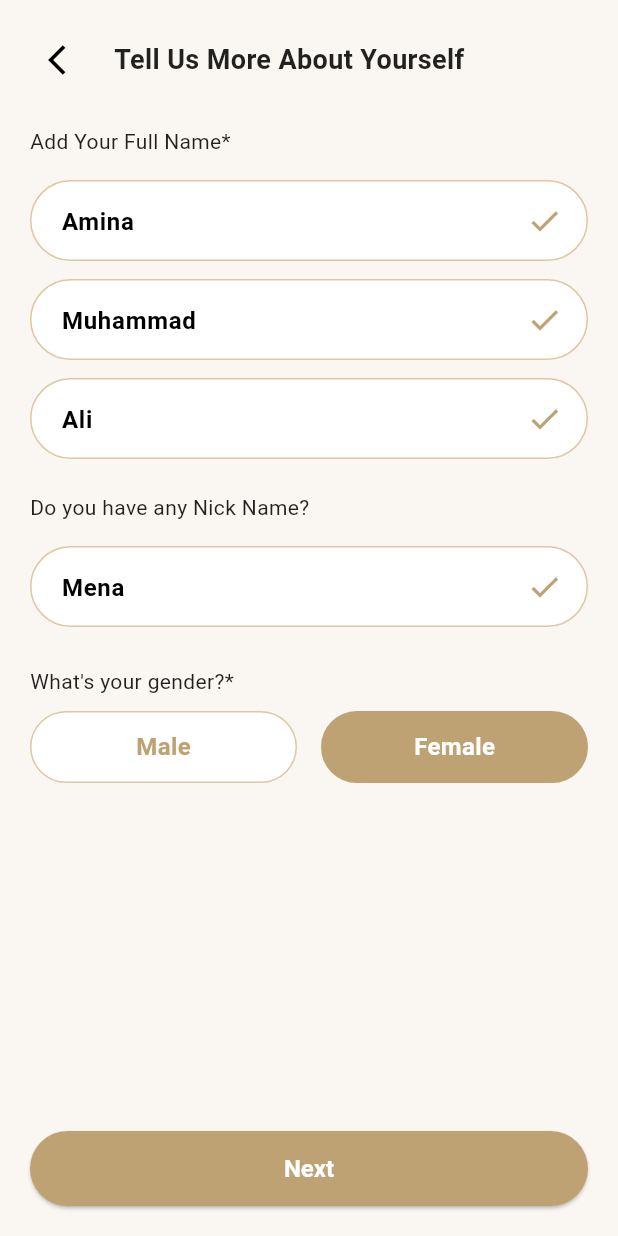
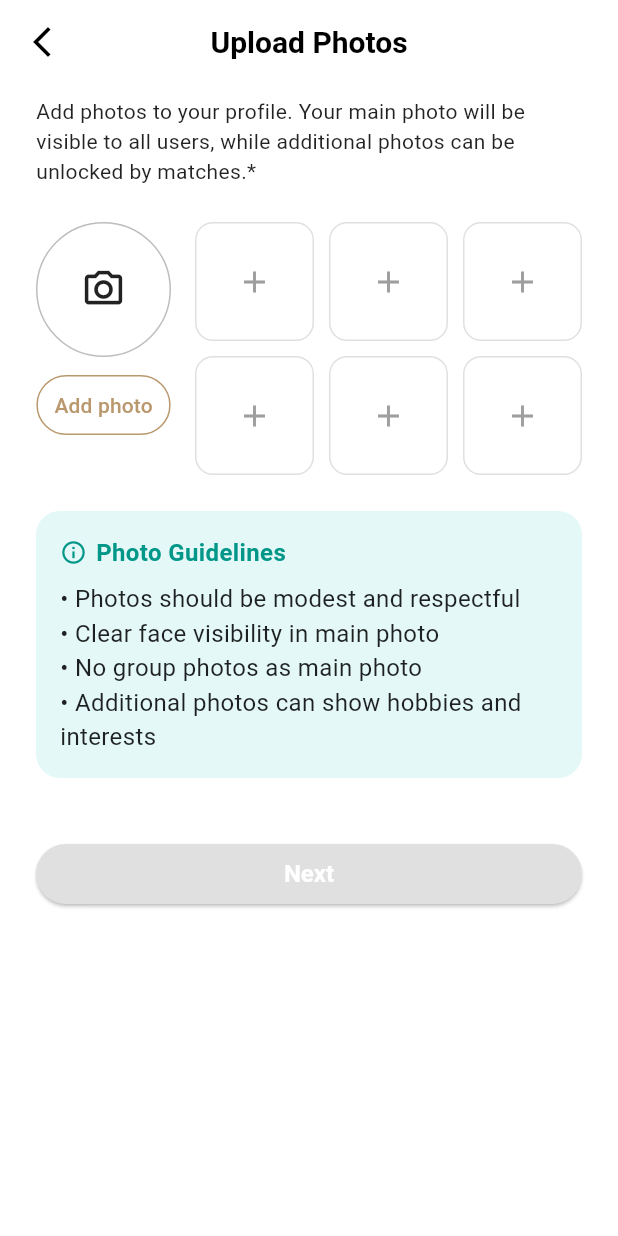
Before and after one commit to muhammadhamza67/nikahplus, a Flutter app: the UserInfoScreen screen opened by its route, after a tap on "Next", on a phone screen of 412 x 824 dp. Run offline on Flutter 3.47's test engine with Material 3 defaults, Android fonts, the phone set to English and light mode, and no system bars; our stand-ins replace font_awesome_flutter, image_picker; Roboto replaces fonts that are missing (Poppins); statements that could not run were skipped.

Commit message:
Update UploadPhotosScreen UI and image picker logic

```diff
--- /dev/null
+++ b/lib/screens/upload_photos_screen.dart
@@ -0,0 +1,225 @@
+import 'dart:io';
+import 'package:flutter/material.dart';
+import 'package:image_picker/image_picker.dart';
+
+const Color goldColor = Color(0xFFFFD700);
+const Color buttonColor = Color(0xFFB9986D);
+
+class UploadPhotosScreen extends StatefulWidget {
+  const UploadPhotosScreen({super.key});
+
+  @override
+  State<UploadPhotosScreen> createState() => _UploadPhotosScreenState();
+}
+
+class _UploadPhotosScreenState extends State<UploadPhotosScreen> {
+  File? profileImage;
+  final List<File?> additionalImages = List.filled(6, null);
+  final ImagePicker _picker = ImagePicker();
+
+  Future<void> pickImage({required bool isProfile, int? index}) async {
+    final XFile? picked = await _picker.pickImage(source: ImageSource.gallery);
+    if (picked != null) {
+      setState(() {
+        if (isProfile) {
+          profileImage = File(picked.path);
+        } else if (index != null) {
+          additionalImages[index] = File(picked.path);
+        }
+      });
+    }
+  }
+
+  bool _isFormValid() {
+    return profileImage != null || additionalImages.any((img) => img != null);
+  }
+
+  @override
+  Widget build(BuildContext context) {
+    return Scaffold(
+      backgroundColor: Colors.white,
+
+      appBar: AppBar(
+        backgroundColor: Colors.white,
+        elevation: 0,
+        leading: IconButton(
+          icon: const Icon(Icons.arrow_back_ios_new, color: Colors.black),
+          onPressed: () => Navigator.pop(context),
+        ),
+        title: const Text(
+          'Upload Photos',
+          style: TextStyle(
+            fontSize: 20,
+            fontWeight: FontWeight.bold,
+            color: Colors.black,
+          ),
+        ),
+        centerTitle: true,
+      ),
+
+      body: SafeArea(
+        child: SingleChildScrollView(
+          child: Padding(
+            padding: const EdgeInsets.symmetric(horizontal: 24.0),
+            child: Column(
+              crossAxisAlignment: CrossAxisAlignment.start,
+              children: [
+                const SizedBox(height: 8),
+
+                const Text(
+                  'Add photos to your profile. Your main photo will be visible to all users, while additional photos can be unlocked by matches.*',
+                  style: TextStyle(fontSize: 14, color: Colors.black87),
+                ),
+
+                const SizedBox(height: 24),
+
+                Row(
+                  crossAxisAlignment: CrossAxisAlignment.start,
+                  children: [
+                    Column(
+                      children: [
+                        GestureDetector(
+                          onTap: () {
+                            pickImage(isProfile: true);
+                          },
+                          child: Container(
+                            height: 90,
+                            width: 90,
+                            decoration: BoxDecoration(
+                              shape: BoxShape.circle,
+                              border: Border.all(color: Colors.grey.shade400),
+                              image: profileImage != null
+                                  ? DecorationImage(
+                                      image: FileImage(profileImage!),
+                                      fit: BoxFit.cover,
+                                    )
+                                  : null,
+                            ),
+                            child: profileImage == null
+                                ? const Icon(Icons.camera_alt_outlined, size: 30)
+                                : null,
+                          ),
+                        ),
+                        const SizedBox(height: 8),
+                        TextButton(
+                          onPressed: () {
+                            pickImage(isProfile: true);
+                          },
+                          style: TextButton.styleFrom(
+                            side: const BorderSide(color: buttonColor),
+                            shape: RoundedRectangleBorder(
+                              borderRadius: BorderRadius.circular(24),
+                            ),
+                            foregroundColor: buttonColor,
+                          ),
+                          child: const Text('Add photo'),
+                        ),
+                      ],
+                    ),
+
+                    const SizedBox(width: 16),
+
+                    Expanded(
+                      child: GridView.count(
+                        crossAxisCount: 3,
+                        crossAxisSpacing: 10,
+                        mainAxisSpacing: 10,
+                        shrinkWrap: true,
+                        physics: const NeverScrollableScrollPhysics(),
+                        children: List.generate(6, (index) {
+                          return GestureDetector(
+                            onTap: () {
+                              pickImage(isProfile: false, index: index);
+                            },
+                            child: Container(
+                              decoration: BoxDecoration(
+                                border: Border.all(color: Colors.grey.shade300),
+                                borderRadius: BorderRadius.circular(12),
+                                image: additionalImages[index] != null
+                                    ? DecorationImage(
+                                        image: FileImage(additionalImages[index]!),
+                                        fit: BoxFit.cover,
+                                      )
+                                    : null,
+                              ),
+                              child: additionalImages[index] == null
+                                  ? const Center(
+                                      child: Icon(Icons.add, color: Colors.grey),
+                                    )
+                                  : null,
+                            ),
+                          );
+                        }),
+                      ),
+                    ),
+                  ],
+                ),
+
+                const SizedBox(height: 24),
+
+                Container(
+                  width: double.infinity,
+                  padding: const EdgeInsets.all(16),
+                  decoration: BoxDecoration(
+                    color: const Color(0xFFE3F8F7),
+                    borderRadius: BorderRadius.circular(16),
+                  ),
+                  child: const Column(
+                    crossAxisAlignment: CrossAxisAlignment.start,
+                    children: [
+                      Row(
+                        children: [
+                          Icon(Icons.info_outline, size: 18, color: Colors.teal),
+                          SizedBox(width: 6),
+                          Text(
+                            'Photo Guidelines',
+                            style: TextStyle(
+                              fontWeight: FontWeight.bold,
+                              fontSize: 16,
+                              color: Colors.teal,
+                            ),
+                          ),
+                        ],
+                      ),
+                      SizedBox(height: 8),
+                      Text("• Photos should be modest and respectful"),
+                      Text("• Clear face visibility in main photo"),
+                      Text("• No group photos as main photo"),
+                      Text("• Additional photos can show hobbies and interests"),
+                    ],
+                  ),
+                ),
+
+                const SizedBox(height: 40),
+
+                SizedBox(
+                  width: double.infinity,
+                  child: ElevatedButton(
+                    onPressed: () {
+                      Navigator.pushNamed(context, '/completeProfile');
+                    },
+                    style: ElevatedButton.styleFrom(
+                      backgroundColor:
+                          _isFormValid() ? buttonColor : Colors.grey.shade300,
+                      foregroundColor: Colors.white,
+                      padding: const EdgeInsets.symmetric(vertical: 10), // 👈 Shorter height
+                      shape: RoundedRectangleBorder(
+                        borderRadius: BorderRadius.circular(40),
+                      ),
+                    ),
+                    child: const Text(
+                      'Next',
+                      style: TextStyle(fontSize: 16),
+                    ),
+                  ),
+                ),
+
+                const SizedBox(height: 24),
+              ],
+            ),
+          ),
+        ),
+      ),
+    );
+  }
+}
--- a/lib/screens/user_Info_screen.dart
+++ b/lib/screens/user_Info_screen.dart
@@ -1,4 +1,5 @@
 import 'package:flutter/material.dart';
+import 'upload_photos_screen.dart'; // ✅ Import the upload screen
 
 class UserInfoScreen extends StatefulWidget {
   const UserInfoScreen({super.key});
@@ -8,13 +9,11 @@ class UserInfoScreen extends StatefulWidget {
 }
 
 class _UserInfoScreenState extends State<UserInfoScreen> {
-  // Controllers for text fields, with default text
   final TextEditingController fullName1Controller = TextEditingController(text: "Amina");
   final TextEditingController fullName2Controller = TextEditingController(text: "Muhammad");
   final TextEditingController fullName3Controller = TextEditingController(text: "Ali");
   final TextEditingController nickNameController = TextEditingController(text: "Mena");
 
-  // Gender selection: 0 = male, 1 = female, -1 = none
   int selectedGender = 1;
 
   Widget buildTextField({
@@ -31,11 +30,9 @@ class _UserInfoScreenState extends State<UserInfoScreen> {
         ),
         child: TextField(
           controller: controller,
-          // Removed readOnly so user can edit
           style: const TextStyle(fontWeight: FontWeight.w600),
           decoration: InputDecoration(
-            contentPadding:
-                const EdgeInsets.symmetric(horizontal: 20, vertical: 14),
+            contentPadding: const EdgeInsets.symmetric(horizontal: 20, vertical: 14),
             hintText: hintText,
             border: InputBorder.none,
             suffixIcon: controller.text.isNotEmpty
@@ -47,12 +44,10 @@ class _UserInfoScreenState extends State<UserInfoScreen> {
                     ),
                   )
                 : null,
-            suffixIconConstraints:
-                const BoxConstraints(minWidth: 24, minHeight: 24),
+            suffixIconConstraints: const BoxConstraints(minWidth: 24, minHeight: 24),
           ),
           onChanged: (value) {
-            // To refresh suffixIcon when text changes
-            setState(() {});
+            setState(() {}); // Refresh suffixIcon
           },
         ),
       ),
@@ -92,7 +87,6 @@ class _UserInfoScreenState extends State<UserInfoScreen> {
 
   @override
   void dispose() {
-    // Dispose controllers to avoid memory leaks
     fullName1Controller.dispose();
     fullName2Controller.dispose();
     fullName3Controller.dispose();
@@ -135,7 +129,6 @@ class _UserInfoScreenState extends State<UserInfoScreen> {
 
               const SizedBox(height: 20),
 
-              // "Add Your Full Name*"
               const Text(
                 "Add Your Full Name*",
                 style: TextStyle(
@@ -146,23 +139,12 @@ class _UserInfoScreenState extends State<UserInfoScreen> {
 
               const SizedBox(height: 10),
 
-              // Full name fields (editable)
-              buildTextField(
-                controller: fullName1Controller,
-                hintText: "Amina",
-              ),
-              buildTextField(
-                controller: fullName2Controller,
-                hintText: "Muhammad",
-              ),
-              buildTextField(
-                controller: fullName3Controller,
-                hintText: "Ali",
-              ),
+              buildTextField(controller: fullName1Controller, hintText: "Amina"),
+              buildTextField(controller: fullName2Controller, hintText: "Muhammad"),
+              buildTextField(controller: fullName3Controller, hintText: "Ali"),
 
               const SizedBox(height: 16),
 
-              // Nick Name
               const Text(
                 "Do you have any Nick Name?",
                 style: TextStyle(
@@ -173,14 +155,10 @@ class _UserInfoScreenState extends State<UserInfoScreen> {
 
               const SizedBox(height: 10),
 
-              buildTextField(
-                controller: nickNameController,
-                hintText: "Mena",
-              ),
+              buildTextField(controller: nickNameController, hintText: "Mena"),
 
               const SizedBox(height: 20),
 
-              // Gender label
               const Text(
                 "What's your gender?*",
                 style: TextStyle(
@@ -191,7 +169,6 @@ class _UserInfoScreenState extends State<UserInfoScreen> {
 
               const SizedBox(height: 10),
 
-              // Gender buttons (Male, Female)
               Row(
                 children: [
                   buildGenderButton("Male", 0),
@@ -202,14 +179,18 @@ class _UserInfoScreenState extends State<UserInfoScreen> {
 
               const Spacer(),
 
-              // Next button
+              // ✅ Next button with navigation
               SizedBox(
                 width: double.infinity,
                 height: 50,
                 child: ElevatedButton(
                   onPressed: () {
-                    // TODO: Your next screen navigation or logic here
-                    Navigator.pushNamed(context, '/next-screen');
+                    Navigator.push(
+                      context,
+                      MaterialPageRoute(
+                        builder: (context) => const UploadPhotosScreen(),
+                      ),
+                    );
                   },
                   style: ElevatedButton.styleFrom(
                     backgroundColor: const Color(0xFFBFA273),
--- a/pubspec.yaml
+++ b/pubspec.yaml
@@ -12,6 +12,7 @@ dependencies:
   cupertino_icons: ^1.0.8
   font_awesome_flutter: ^10.7.0
   intl: ^0.18.1
+  image_picker: ^1.0.4
 
 dev_dependencies:
   flutter_test:
```
Also changed, not shown: pubspec.lock, 5 other files.
